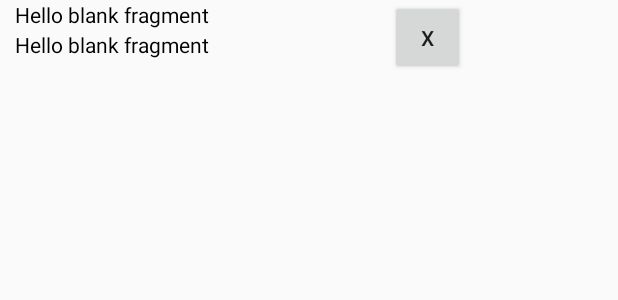
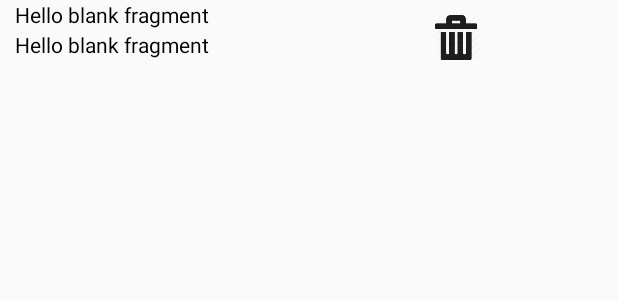
Before and after one commit to MaciekRakowski/car-scanning-test-1, an Android app: the layout fragment_history.xml on its own in the app's theme, with its tools: preview values and no code run, on a phone screen of 412 x 824 dp. Shown: the top 300 px of the screen. Run offline under Robolectric (Android 15) with nearby library versions, the phone set to English and light mode, and no system bars.

Commit message:
Added trash can icon.

```diff
--- a/app/src/main/res/layout/fragment_history.xml
+++ b/app/src/main/res/layout/fragment_history.xml
@@ -3,7 +3,7 @@
     android:orientation="horizontal" android:layout_width="match_parent"
     android:layout_height="match_parent">
     <LinearLayout
-        android:layout_width="250dp"
+        android:layout_width="280dp"
         android:layout_height="70dp" android:orientation="vertical">
         <TextView android:layout_marginLeft="10dp" android:layout_marginRight="10dp"
             android:textColor="#000000"
@@ -19,9 +19,10 @@
 
     <Button
         android:id="@+id/buttonRemoveFromHistory"
-        android:text="@string/X"
+        android:layout_marginTop="10dp"
+        android:background="@drawable/trashcan"
         android:layout_marginLeft="10dp"
-        android:layout_width="50dp"
-        android:layout_height="50dp" />
+        android:layout_width="30dp"
+        android:layout_height="30dp" />
 
 </LinearLayout>
--- a/app/src/main/res/values/strings.xml
+++ b/app/src/main/res/values/strings.xml
@@ -29,5 +29,5 @@
     <string name="favorites_placeholder">Favorites</string>
     <string name="test1">Vin Entry</string>
     <string name="test2">History</string>
-    <string name="test3">Favorites</string>
+    <string name="test3">More Info</string>
 </resources>
```
Also changed, not shown: app/src/main/res/drawable/trashcan.png (added).
